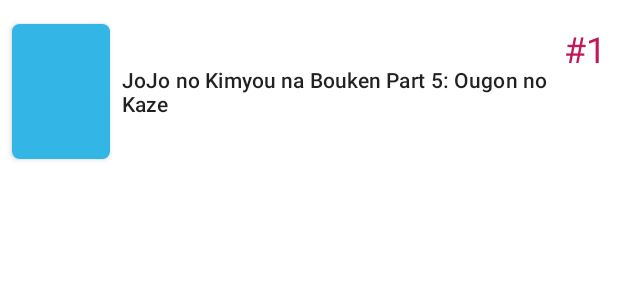
After one commit to riluq/AnimeApp, an Android app: the layout list_item.xml on its own in the app's theme, with its tools: preview values and no code run, on a phone screen of 412 x 824 dp. The commit adds this screen. Shown: the top 300 px of the screen. Run offline under Robolectric (Android 15) with nearby library versions, the phone set to English and light mode, and no system bars.

Commit message:
Network: Top Airing
Design list_item

```diff
--- a/app/build.gradle
+++ b/app/build.gradle
@@ -74,4 +74,5 @@ dependencies {
 
     // Design support library
     implementation "com.google.android.material:material:$version_material"
+
 }
--- /dev/null
+++ b/app/src/main/java/com/riluq/animeapp/network/TopAiringResponse.kt
@@ -0,0 +1,3 @@
+package com.riluq.animeapp.network
+
+data class TopAiringResponse (val top: List<TopAiring>)
--- /dev/null
+++ b/app/src/main/res/layout/list_item.xml
@@ -0,0 +1,46 @@
+<?xml version="1.0" encoding="utf-8"?>
+<androidx.constraintlayout.widget.ConstraintLayout
+        xmlns:android="http://schemas.android.com/apk/res/android"
+        xmlns:app="http://schemas.android.com/apk/res-auto" xmlns:tools="http://schemas.android.com/tools"
+        android:layout_width="match_parent"
+        android:layout_height="wrap_content">
+
+    <com.google.android.material.card.MaterialCardView
+            android:id="@+id/mcv_list"
+            android:layout_width="65dp"
+            android:layout_height="90dp"
+            app:cardCornerRadius="5dp"
+            app:cardElevation="2dp"
+            app:layout_constraintTop_toTopOf="parent"
+            android:layout_marginBottom="16dp" app:layout_constraintBottom_toBottomOf="parent"
+            app:layout_constraintStart_toStartOf="parent" android:layout_marginStart="8dp"
+            android:layout_marginTop="16dp">
+        <ImageView
+                android:layout_width="match_parent"
+                android:layout_height="match_parent"
+                android:scaleType="centerCrop"
+                tools:srcCompat="@android:color/holo_blue_light"
+                android:id="@+id/img_list"/>
+    </com.google.android.material.card.MaterialCardView>
+
+    <TextView
+            android:id="@+id/tv_title_list"
+            tools:text="JoJo no Kimyou na Bouken Part 5: Ougon no Kaze"
+            android:layout_width="0dp"
+            android:layout_height="wrap_content"
+            android:textAppearance="@style/TextAppearance.MaterialComponents.Subtitle2"
+            app:layout_constraintStart_toEndOf="@+id/mcv_list"
+            android:layout_marginStart="8dp" app:layout_constraintTop_toTopOf="@+id/mcv_list"
+            app:layout_constraintBottom_toBottomOf="@+id/mcv_list"
+            android:layout_marginEnd="8dp" app:layout_constraintEnd_toStartOf="@+id/tv_rank_list"/>
+    <TextView
+            android:id="@+id/tv_rank_list"
+            tools:text="#1"
+            android:textColor="?attr/colorSecondary"
+            android:layout_width="wrap_content"
+            android:layout_height="wrap_content"
+            android:textAppearance="@style/TextAppearance.MaterialComponents.Headline5"
+            app:layout_constraintEnd_toEndOf="parent" android:layout_marginEnd="8dp"
+            app:layout_constraintTop_toTopOf="@+id/mcv_list"/>
+
+</androidx.constraintlayout.widget.ConstraintLayout>
--- a/build.gradle
+++ b/build.gradle
@@ -11,14 +11,13 @@ buildscript {
         version_navigation = "1.0.0"
         version_retrofit = "2.5.0"
         version_retrofit_coroutines_adapter = "0.9.2"
-        version_recyclerview = "1.0.0"
+        version_recyclerview = "1.1.0-beta01"
         version_material = "1.1.0-alpha07"
     }
 
     repositories {
         google()
         jcenter()
-
     }
     dependencies {
         classpath 'com.android.tools.build:gradle:3.4.1'
```
Also changed, not shown: app/src/main/java/com/riluq/animeapp/network/JikanMoeApiService.kt (+32 -0 lines), app/src/main/java/com/riluq/animeapp/network/TopAiring.kt (added, +41 -0 lines), app/src/main/res/layout/fragment_top_airing.xml (+6 -7 lines), app/src/main/res/layout/fragment_top_upcoming.xml (+8 -11 lines).
